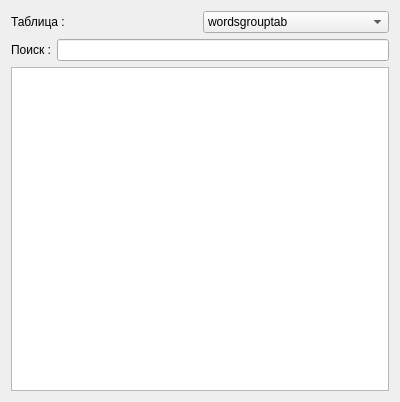
Qt form Program/BotProgram/DataBaseForm.ui (Mukudori/IntellectualDialogueSystem) before a commit.
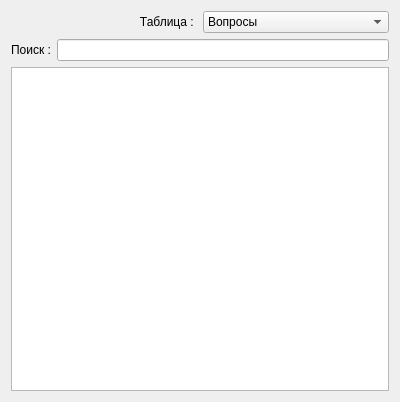
The same form after that commit. Icons and pictures are not drawn.

```diff
--- a/Program/BotProgram/DataBaseForm.ui
+++ b/Program/BotProgram/DataBaseForm.ui
@@ -25,13 +25,16 @@
        <property name="text">
         <string>Таблица : </string>
        </property>
+       <property name="alignment">
+        <set>Qt::AlignRight|Qt::AlignTrailing|Qt::AlignVCenter</set>
+       </property>
       </widget>
      </item>
      <item>
       <widget class="QComboBox" name="comboBox">
        <item>
         <property name="text">
-         <string>wordsgrouptab</string>
+         <string>Вопросы</string>
         </property>
        </item>
        <item>
```
Left out of the diff: 9 changed lines with no effect on the pictures.
